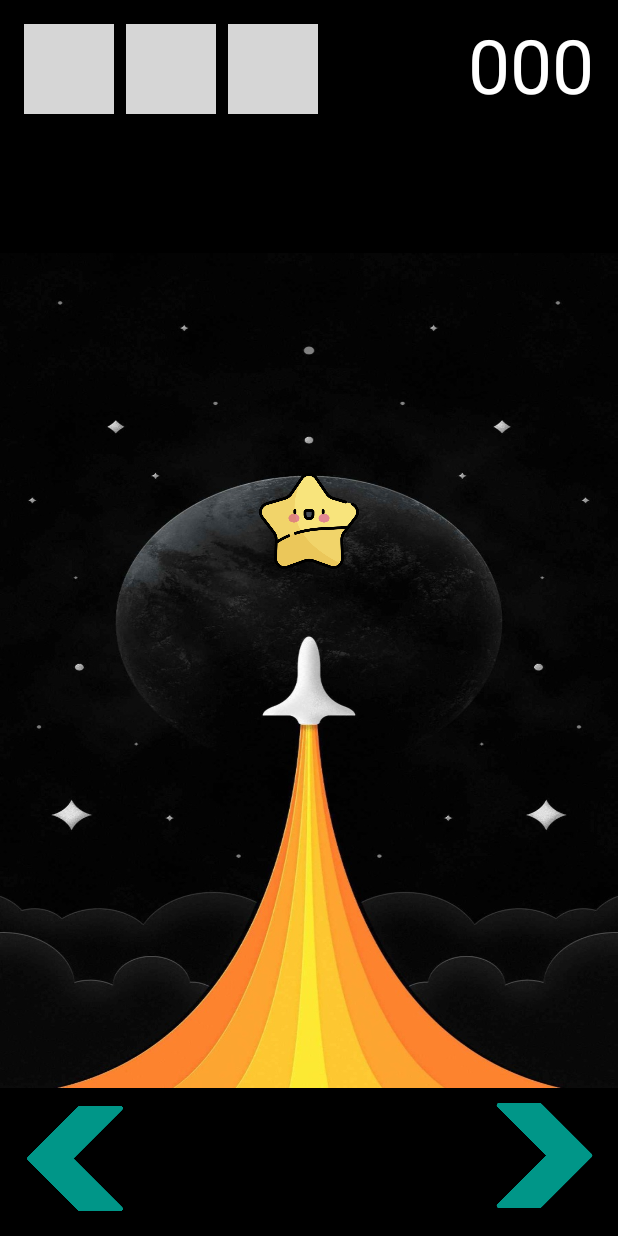
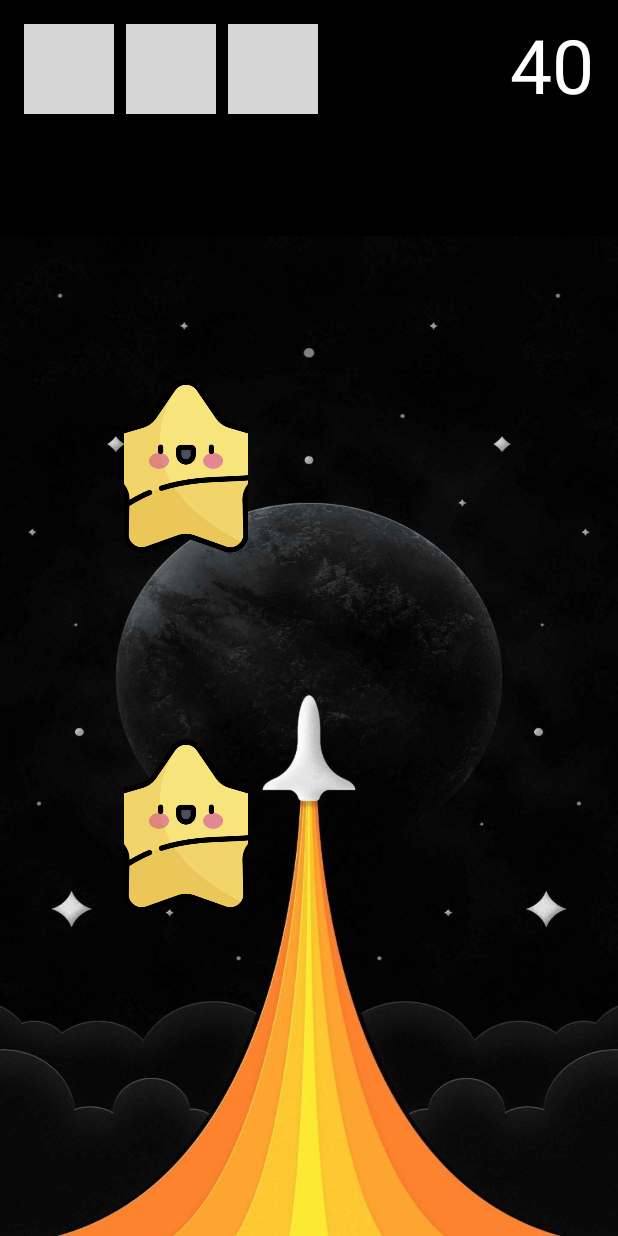
Before and after one commit to barmizrahi/Hm1, an Android app: the screen it shows after launch (MainActivity), on a phone screen of 412 x 824 dp. Run offline under Robolectric (Android 15) with nearby library versions, the phone set to English and light mode, and no system bars; grey boxes are pictures that could not be loaded.

Commit message:
mission 2

```diff
--- a/app/src/main/AndroidManifest.xml
+++ b/app/src/main/AndroidManifest.xml
@@ -4,8 +4,10 @@
 
     <uses-permission android:name="android.permission.VIBRATE" />
     <application
+        android:name=".App"
+        android:screenOrientation="portrait"
         android:allowBackup="true"
-        android:icon="@mipmap/ic_launcher"
+        android:icon="@drawable/img_icon"
         android:label="@string/app_name"
         android:roundIcon="@mipmap/ic_launcher_round"
         android:supportsRtl="false"
@@ -15,7 +17,6 @@
             android:exported="true">
             <intent-filter>
                 <action android:name="android.intent.action.MAIN" />
-
                 <category android:name="android.intent.category.LAUNCHER" />
             </intent-filter>
         </activity>
--- /dev/null
+++ b/app/src/main/java/com/example/hm1/App.java
@@ -0,0 +1,13 @@
+package com.example.hm1;
+
+import android.app.Application;
+
+public class App extends Application {
+
+    @Override
+    public void onCreate() {
+        super.onCreate();
+
+        MSPV3.initHelper(this);
+    }
+}
--- /dev/null
+++ b/app/src/main/java/com/example/hm1/MSPV3.java
@@ -0,0 +1,61 @@
+package com.example.hm1;
+
+import android.content.Context;
+import android.content.SharedPreferences;
+
+public class MSPV3 {
+
+    private final String SP_FILE = "SP_FILE";
+
+
+
+    private static MSPV3 me;
+    private SharedPreferences sharedPreferences;
+
+    public static MSPV3 getMe() {
+        return me;
+    }
+
+    private MSPV3(Context context) {
+        sharedPreferences = context.getApplicationContext().getSharedPreferences(SP_FILE, Context.MODE_PRIVATE);
+    }
+
+    public static MSPV3 initHelper(Context context) {
+        if (me == null) {
+            me = new MSPV3(context);
+        }
+        return me;
+    }
+
+
+
+
+
+
+
+
+
+    public void putDouble(String KEY, double defValue) {
+        putString(KEY, String.valueOf(defValue));
+    }
+
+    public double getDouble(String KEY, double defValue) {
+        return Double.parseDouble(getString(KEY, String.valueOf(defValue)));
+    }
+
+    public int getInt(String KEY, int defValue) {
+        return sharedPreferences.getInt(KEY, defValue);
+    }
+
+    public void putInt(String KEY, int value) {
+        sharedPreferences.edit().putInt(KEY, value).apply();
+    }
+
+    public String getString(String KEY, String defValue) {
+        return sharedPreferences.getString(KEY, defValue);
+    }
+
+    public void putString(String KEY, String value) {
+        sharedPreferences.edit().putString(KEY, value).apply();
+    }
+}
--- a/app/src/main/java/com/example/hm1/MainActivity.java
+++ b/app/src/main/java/com/example/hm1/MainActivity.java
@@ -3,6 +3,10 @@ package com.example.hm1;
 import androidx.appcompat.app.AppCompatActivity;
 
 import android.content.Context;
+import android.hardware.Sensor;
+import android.hardware.SensorEvent;
+import android.hardware.SensorEventListener;
+import android.hardware.SensorManager;
 import android.os.Build;
 import android.os.Bundle;
 import android.os.VibrationEffect;
@@ -15,33 +19,40 @@ import android.widget.LinearLayout;
 import android.widget.RelativeLayout;
 import android.widget.TextView;
 import android.widget.Toast;
-
 import java.util.ArrayList;
 import java.util.Random;
 import java.util.Timer;
 import java.util.TimerTask;
 
 public class MainActivity extends AppCompatActivity {
+
     private ImageView panel_IMG_left;
     private ImageView panel_IMG_right;
+    private SensorManager sensorManager;
+    private Sensor accSensor;
     private TextView panel_LBL_score;
     private LinearLayout panel_main_layout;
     private LinearLayout panel_lanes;
+    private LinearLayout panel_below_layout;
     private ArrayList<ImageView> arrOfSpaceShip;
     private ArrayList<LinearLayout> arrOfLayout;
     private ImageView[][] matOfAlien;
-    private ImageView[][] matOfBonus;
-    private randomAlien[] arrOfRandomAlien;
-    private randomAlien[] arrOfRandomBonus;
+    private randomImageView[] arrOfImageView;
     private ImageView[] arrOfLife;
     private boolean needToGen = true, needToSpeedUp = true;
     private Timer timer = new Timer();
-    private int lives = 3, score = 0, curPos = 1, insertToArrOfRandomAlien = 0, insertToArrOfRandomBonus = 0, time = 1000, genBonus;
-    private final int NUM_OF_LANES = 3;
+    private int lives = 3, score = 0, curPos = 2, insertToArrOfImageView = 0, time = 1000, genBonus,choose;
+    private final int NUM_OF_LANES = 5;
     private final int MAX_TO_ARRIVE = 6;
-    private randomAlien ra;
-    Context context = null;
-    LinearLayout.LayoutParams linearlayoutParam = null;
+    private randomImageView ra;
+    private float curX;
+    private float curT;
+    private float cutZ;
+   // Game game;
+
+    private boolean firstTimeEnter = true;
+    private Context context = null;
+    private LinearLayout.LayoutParams linearlayoutParam = null;
 
 
     @Override
@@ -50,55 +61,14 @@ public class MainActivity extends AppCompatActivity {
         setContentView(R.layout.activity_main);
         findView();
         context = this;
-        //RelativeLayout.LayoutParams rootlayoutParam = new RelativeLayout.LayoutParams(RelativeLayout.LayoutParams.MATCH_PARENT, RelativeLayout.LayoutParams.MATCH_PARENT);
-        for (int i = 0; i < NUM_OF_LANES; i++) {
-            RelativeLayout.LayoutParams lp = new RelativeLayout.LayoutParams
-                    (RelativeLayout.LayoutParams.WRAP_CONTENT, RelativeLayout.LayoutParams.WRAP_CONTENT);
-            ImageView spaceShip = new ImageView(context);
-            spaceShip.setId(i);//check this
-            spaceShip.setLayoutParams(new LinearLayout.LayoutParams(130, 50));
-            spaceShip.setImageResource(R.drawable.img_spaceship);
-            if (i != 1) {
-                spaceShip.setVisibility(View.INVISIBLE);
-            }
-            arrOfSpaceShip.add(spaceShip);
-            LinearLayout linearLayout1 = new LinearLayout(context);
-            linearLayout1.setOrientation(LinearLayout.VERTICAL);
-            linearLayout1.setId(i);
-            linearlayoutParam = new LinearLayout.LayoutParams(LinearLayout.LayoutParams.MATCH_PARENT, LinearLayout.LayoutParams.MATCH_PARENT);
-            linearlayoutParam.weight = 1;
-            linearLayout1.setGravity(Gravity.CENTER);
-            linearLayout1.setLayoutParams(linearlayoutParam);
-            for (int j = 0; j < 6; j++) {
-                ImageView alien = new ImageView(context);
-                alien.setId(i);
-                alien.setLayoutParams(new LinearLayout.LayoutParams(100, 100)); // value is in pixels
-                alien.setImageResource(R.drawable.img_alien);
-                matOfAlien[j][i] = alien;
-
-                alien.setVisibility(View.INVISIBLE);
-
-                ImageView bonus = new ImageView(context);
-                bonus.setId(i);
-                bonus.setLayoutParams(new LinearLayout.LayoutParams(100, 100)); // value is in pixels
-                bonus.setImageResource(R.drawable.img_star);
-                matOfBonus[j][i] = bonus;
-                linearLayout1.addView(bonus);
-                linearLayout1.addView(alien);
-                bonus.setVisibility(View.INVISIBLE);
-            }
-            lp.addRule(RelativeLayout.ALIGN_PARENT_BOTTOM);
-            arrOfLayout.add(linearLayout1);
-            arrOfLayout.get(i).addView(spaceShip, lp);
-            panel_lanes.addView(linearLayout1);
-        }
-
+       // Game game = new Game(context);
+        insertImageView();
         setContentView(panel_main_layout);
 
         panel_IMG_right.setOnClickListener(new View.OnClickListener() {
             @Override
             public void onClick(View v) {
-                if (arrOfSpaceShip.get(2).getVisibility() != View.VISIBLE) {
+                if (arrOfSpaceShip.get(4).getVisibility() != View.VISIBLE) {
                     arrOfSpaceShip.get(curPos + 1).setVisibility(View.VISIBLE);
                     arrOfSpaceShip.get(curPos).setVisibility(View.INVISIBLE);
                     curPos += 1;
@@ -117,6 +87,55 @@ public class MainActivity extends AppCompatActivity {
         });
     }
 
+    private void insertImageView() {
+        for (int i = 0; i < NUM_OF_LANES; i++) {
+            RelativeLayout.LayoutParams lp = new RelativeLayout.LayoutParams
+                    (RelativeLayout.LayoutParams.WRAP_CONTENT, RelativeLayout.LayoutParams.WRAP_CONTENT);
+            ImageView spaceShip = new ImageView(context);
+            spaceShip.setId(i);//check this
+            spaceShip.setLayoutParams(new LinearLayout.LayoutParams(500, 500));
+            spaceShip.setImageResource(R.drawable.img_spaceship);
+            if (i != 2) {
+                spaceShip.setVisibility(View.INVISIBLE);
+            }
+            arrOfSpaceShip.add(spaceShip);
+            LinearLayout linearLayout1 = new LinearLayout(context);
+            linearLayout1.setOrientation(LinearLayout.VERTICAL);
+            linearLayout1.setId(i);
+            linearlayoutParam = new LinearLayout.LayoutParams(LinearLayout.LayoutParams.MATCH_PARENT, LinearLayout.LayoutParams.MATCH_PARENT);
+            linearlayoutParam.weight = 1;
+            linearLayout1.setGravity(Gravity.CENTER);
+            linearLayout1.setLayoutParams(linearlayoutParam);
+            insertAlienAndBonus(i,linearLayout1);
+           // insertAlienAndBonus(i,linearLayout1);
+            lp.addRule(RelativeLayout.ALIGN_PARENT_BOTTOM);
+            arrOfLayout.add(linearLayout1);
+            arrOfLayout.get(i).addView(spaceShip, lp);
+            panel_lanes.addView(linearLayout1);
+
+        }
+    }
+    private void insertAlienAndBonus(int i, LinearLayout linearLayout1) {
+        for (int j = 0; j < MAX_TO_ARRIVE; j++) {
+            ImageView imageView = new ImageView(context);
+            imageView.setId(i);
+            imageView.setLayoutParams(new LinearLayout.LayoutParams(180, 180)); // value is in pixels
+            matOfAlien[j][i] = imageView;
+            linearLayout1.addView(imageView);
+        }
+    }
+
+    public void sensorOrPress(int choose){
+        this.choose = choose;
+        if(choose==0) {//press
+            panel_IMG_right.setVisibility(View.VISIBLE);
+            panel_IMG_left.setVisibility(View.VISIBLE);
+            panel_below_layout.setVisibility(View.VISIBLE);
+        }
+        if(choose==1){//sensor
+            initSensor();
+        }
+    }
     private void startTicker() {
         timer = new Timer();
         timer.schedule(new TimerTask() {
@@ -125,6 +144,7 @@ public class MainActivity extends AppCompatActivity {
                 runOnUiThread(new Runnable() {
                     @Override
                     public void run() {
+                        //gen();
                         gen();
                     }
                 });
@@ -132,29 +152,31 @@ public class MainActivity extends AppCompatActivity {
         }, 0, time);
     }
 
-    private void gen() {
+    private void gen(){
         if (needToGen) {
             needToGen = false;
-            int max = 2, min = 0, lane = new Random().nextInt((max - min) + 1) + min;
-            int max1 = 1, min1 = 0;
-            genBonus = new Random().nextInt((max1 - min1) + 1) + min1;
+            int max = 4, min = 0, lane = new Random().nextInt((max - min) + 1) + min;
+            max = 1;
+            genBonus = new Random().nextInt((max - min) + 1) + min;
             if (genBonus == 0) { //then gen an alien
-                if (insertToArrOfRandomAlien == NUM_OF_LANES + 1) {
-                    insertToArrOfRandomAlien = 0;
-
+                if (insertToArrOfImageView == NUM_OF_LANES + 1) {
+                    insertToArrOfImageView = 0;
                 }
-                arrOfRandomAlien[insertToArrOfRandomAlien] = new randomAlien(0, lane);
-                ra = arrOfRandomAlien[insertToArrOfRandomAlien];
+                arrOfImageView[insertToArrOfImageView] = new randomImageView(0, lane,"alien");
+                ra = arrOfImageView[insertToArrOfImageView];
+                matOfAlien[ra.getLine()][ra.getRow()].setImageResource(R.drawable.img_alien);
                 matOfAlien[ra.getLine()][ra.getRow()].setVisibility(View.VISIBLE);
-                insertToArrOfRandomAlien++;
+                insertToArrOfImageView++;
             } else { // need to gen a bonus
-                if (insertToArrOfRandomBonus == NUM_OF_LANES + 1) {
-                    insertToArrOfRandomBonus = 0;
+                if (insertToArrOfImageView == NUM_OF_LANES + 1) {
+                    insertToArrOfImageView = 0;
                 }
-                arrOfRandomBonus[insertToArrOfRandomBonus] = new randomAlien(0, lane);
-                ra = arrOfRandomBonus[insertToArrOfRandomBonus];
-                matOfBonus[ra.getLine()][ra.getRow()].setVisibility(View.VISIBLE);
-                insertToArrOfRandomBonus++;
+                arrOfImageView[insertToArrOfImageView] = new randomImageView(0, lane,"star");
+                ra =  arrOfImageView[insertToArrOfImageView];
+                matOfAlien[ra.getLine()][ra.getRow()].setImageResource(R.drawable.img_star);
+                matOfAlien[ra.getLine()][ra.getRow()].setVisibility(View.VISIBLE);
+               // matOfBonus[ra.getLine()][ra.getRow()].setVisibility(View.VISIBLE);
+                insertToArrOfImageView++;
             }
         } else {
             needToGen = true;
@@ -165,24 +187,32 @@ public class MainActivity extends AppCompatActivity {
     private void moveObj() {
         for (int i = 0; i < NUM_OF_LANES + 1; i++) {
             int num = 0;
-            moveAlienDown(i, num);
-            moveStarDown(i, num);
+            moveAlienAndStarDown(i, num);
         }
+        score += 10;
+        panel_LBL_score.setText("" + score);
 
     }
 
-    private void moveStarDown(int i, int num) {
-        if (arrOfRandomBonus[i] != null) {
-            if (i != insertToArrOfRandomBonus - 1 || needToGen || genBonus == 0) {
-                if (arrOfRandomBonus[i].getLine() >= MAX_TO_ARRIVE) {
+
+    private void moveAlienAndStarDown(int i, int num) {
+        if (arrOfImageView[i] != null) {
+            String type = arrOfImageView[i].getSource();//alien or star
+            if (i != insertToArrOfImageView - 1 || needToGen ) {
+                if (arrOfImageView[i].getLine() >= MAX_TO_ARRIVE) {
                     num = 5;
                 } else {
-                    num = arrOfRandomBonus[i].getLine();
+                    num = arrOfImageView[i].getLine();
                 }
-                //Log.i("mys" , "bonus "+num+" "+i);
-                matOfBonus[num][arrOfRandomBonus[i].getRow()].setVisibility(View.INVISIBLE);
-                arrOfRandomBonus[i].addLine();
-                if (arrOfRandomBonus[i].getRow() == curPos && arrOfRandomBonus[i].getLine() == MAX_TO_ARRIVE) {
+
+                matOfAlien[num][arrOfImageView[i].getRow()].setVisibility(View.INVISIBLE);
+                arrOfImageView[i].addLine();
+                if (arrOfImageView[i].getRow() == curPos && arrOfImageView[i].getLine() == MAX_TO_ARRIVE) {
+                   if(type.equals("alien")) {
+                       lives--;
+                       updateLivesViews();
+                   }
+                   else if(type.equals("star")){
                        score = score + 100;
                        panel_LBL_score.setText("" + score);
                        if ((score + 1000) % 1000 == 0 && needToSpeedUp) {
@@ -191,60 +221,29 @@ public class MainActivity extends AppCompatActivity {
                        }
                    }
                 }
-            if (arrOfRandomBonus[i].getLine() < MAX_TO_ARRIVE) {
-                Log.i("my", "bonus index: " + i + " ,line: " + arrOfRandomBonus[i].getLine() + " ,row " + arrOfRandomBonus[i].getRow());
-                matOfBonus[arrOfRandomBonus[i].getLine()][arrOfRandomBonus[i].getRow()].setVisibility(View.VISIBLE);
             }
-            /*enter to this if but he doent whow me the object
-            if(arrOfRandomBonus[i].getLine()==5 && i==0){
-                 Log.i("my","here");
-                matOfBonus[5][arrOfRandomBonus[i].getRow()].setVisibility(View.VISIBLE);
+            if (arrOfImageView[i].getLine() < MAX_TO_ARRIVE) {
+                if(type.equals("alien")){
+                    matOfAlien[arrOfImageView[i].getLine()][arrOfImageView[i].getRow()].setImageResource(R.drawable.img_alien);
                 }
-              */
-
+                else if(type.equals("star")){
+                    matOfAlien[arrOfImageView[i].getLine()][arrOfImageView[i].getRow()].setImageResource(R.drawable.img_star);
                 }
+                matOfAlien[arrOfImageView[i].getLine()][arrOfImageView[i].getRow()].setVisibility(View.VISIBLE);
             }
-
-
-    private void moveAlienDown(int i, int num) {
-        if (arrOfRandomAlien[i] != null) {
-            if (i != insertToArrOfRandomAlien - 1 || needToGen || genBonus == 1) {
-                if (arrOfRandomAlien[i].getLine() >= MAX_TO_ARRIVE) {
-                    num = 5;
-                } else {
-                    num = arrOfRandomAlien[i].getLine();
-                }
-                matOfAlien[num][arrOfRandomAlien[i].getRow()].setVisibility(View.INVISIBLE);
-                arrOfRandomAlien[i].addLine();
-                if (arrOfRandomAlien[i].getRow() == curPos && arrOfRandomAlien[i].getLine() == MAX_TO_ARRIVE) {
-                    lives--;
-                    updateLivesViews();
-                }
-            }
-            if (arrOfRandomAlien[i].getLine() < MAX_TO_ARRIVE) {
-                Log.i("my", "alien index: " + i + " ,line: " + arrOfRandomAlien[i].getLine() + " ,row " + arrOfRandomAlien[i].getRow());
-                matOfAlien[arrOfRandomAlien[i].getLine()][arrOfRandomAlien[i].getRow()].setVisibility(View.VISIBLE);
-            }
-            /*enter to this if but he doent whow me the object
-             if(arrOfRandomAlien[i].getLine()==5 && i==0){
-               Log.i("my","here");
-               matOfAlien[5][arrOfRandomAlien[i].getRow()].setVisibility(View.VISIBLE);
-             }
-             */
         }
     }
 
 
     private void findView() {
+        panel_below_layout = findViewById(R.id.panel_below_layout);
         arrOfSpaceShip = new ArrayList<>(NUM_OF_LANES);
         panel_LBL_score = findViewById(R.id.panel_LBL_score);
         panel_IMG_right = findViewById(R.id.panel_IMG_right);
         panel_IMG_left = findViewById(R.id.panel_IMG_left);
         arrOfLayout = new ArrayList(NUM_OF_LANES);
-        arrOfRandomAlien = new randomAlien[NUM_OF_LANES + 1];
-        arrOfRandomBonus = new randomAlien[NUM_OF_LANES + 1];
+        arrOfImageView = new randomImageView[NUM_OF_LANES + 1];
         matOfAlien = new ImageView[MAX_TO_ARRIVE][NUM_OF_LANES];
-        matOfBonus = new ImageView[MAX_TO_ARRIVE][NUM_OF_LANES];
         panel_main_layout = findViewById(R.id.panel_main_layout);
         panel_lanes = findViewById(R.id.panel_lanes);
         arrOfLife = new ImageView[]{
@@ -256,6 +255,8 @@ public class MainActivity extends AppCompatActivity {
 
     private void updateLivesViews() {
         if (lives == 0) {
+            //then exit and save the score not recaycle
+            //open the view of top ten and map
             arrOfLife[0].setVisibility(View.VISIBLE);
             arrOfLife[1].setVisibility(View.VISIBLE);
             arrOfLife[2].setVisibility(View.VISIBLE);
@@ -279,14 +280,105 @@ public class MainActivity extends AppCompatActivity {
     private void stopTicker() {
         timer.cancel();
     }
-
-    protected void onStart() {
-        super.onStart();
-        startTicker();
-    }
-
     protected void onStop() {
         super.onStop();
         stopTicker();
     }
+
+    protected void onStart() {
+        super.onStart();
+        sensorOrPress(1);
+        firstTimeEnter = true;
+        startTicker();
+
     }
+
+
+
+    @Override
+    protected void onResume() {
+        super.onResume();
+        if(choose==1) {
+            sensorManager.registerListener(accSensorEventListener, accSensor, SensorManager.SENSOR_DELAY_NORMAL);
+        }
+    }
+
+    @Override
+    protected void onPause() {
+        super.onPause();
+        if(choose==1) {
+            sensorManager.unregisterListener(accSensorEventListener);
+        }
+    }
+
+    public boolean isSensorExist(int sensorType) {
+        return (sensorManager.getDefaultSensor(sensorType) != null);
+    }
+
+    private void initSensor() {
+        sensorManager = (SensorManager) getSystemService(Context.SENSOR_SERVICE);
+        accSensor = sensorManager.getDefaultSensor(Sensor.TYPE_ACCELEROMETER);
+    }
+
+    private SensorEventListener accSensorEventListener = new SensorEventListener() {
+
+        @Override
+        public void onAccuracyChanged(Sensor sensor, int accuracy) {
+
+        }
+
+        @Override
+        public void onSensorChanged(SensorEvent event) {
+            if(firstTimeEnter){//need to set the curr values
+                curX = event.values[0];
+                curT = event.values[1];
+                cutZ = event.values[2];
+                firstTimeEnter = false;
+            }
+            float x = event.values[0];
+            float y = event.values[1];
+            float z = event.values[2];
+            Log.i("ab" ,""+ x);
+            if(x>7&&x<=9){//the 0 posion is on
+                arrOfSpaceShip.get(0).setVisibility(View.VISIBLE);
+                arrOfSpaceShip.get(3).setVisibility(View.INVISIBLE);
+                arrOfSpaceShip.get(4).setVisibility(View.INVISIBLE);
+                arrOfSpaceShip.get(1).setVisibility(View.INVISIBLE);
+                arrOfSpaceShip.get(2).setVisibility(View.INVISIBLE);
+                curPos=0;
+            }
+            if(x>=1&&x<=4){//the 1 posion is on
+                arrOfSpaceShip.get(1).setVisibility(View.VISIBLE);
+                arrOfSpaceShip.get(2).setVisibility(View.INVISIBLE);
+                arrOfSpaceShip.get(4).setVisibility(View.INVISIBLE);
+                arrOfSpaceShip.get(3).setVisibility(View.INVISIBLE);
+                arrOfSpaceShip.get(0).setVisibility(View.INVISIBLE);
+                curPos=1;
+            }
+            if(x>=-1&&x<=1){//the middle 2 posion is on
+                arrOfSpaceShip.get(2).setVisibility(View.VISIBLE);
+                arrOfSpaceShip.get(3).setVisibility(View.INVISIBLE);
+                arrOfSpaceShip.get(4).setVisibility(View.INVISIBLE);
+                arrOfSpaceShip.get(1).setVisibility(View.INVISIBLE);
+                arrOfSpaceShip.get(0).setVisibility(View.INVISIBLE);
+                curPos=2;
+            }
+            if(x<=-1&&x>=-4){//the  3 posion is on
+                arrOfSpaceShip.get(3).setVisibility(View.VISIBLE);
+                arrOfSpaceShip.get(0).setVisibility(View.INVISIBLE);
+                arrOfSpaceShip.get(4).setVisibility(View.INVISIBLE);
+                arrOfSpaceShip.get(1).setVisibility(View.INVISIBLE);
+                arrOfSpaceShip.get(2).setVisibility(View.INVISIBLE);
+                curPos=3;
+            }
+            if(x<-7&&x>=-9){//the left 4 posion is on
+                arrOfSpaceShip.get(4).setVisibility(View.VISIBLE);
+                arrOfSpaceShip.get(3).setVisibility(View.INVISIBLE);
+                arrOfSpaceShip.get(1).setVisibility(View.INVISIBLE);
+                arrOfSpaceShip.get(0).setVisibility(View.INVISIBLE);
+                arrOfSpaceShip.get(2).setVisibility(View.INVISIBLE);
+                curPos=4;
+            }
+        }
+    };
+}
--- a/app/src/main/java/com/example/hm1/randomAlien.java
+++ b/app/src/main/java/com/example/hm1/randomImageView.java
@@ -1,12 +1,14 @@
 package com.example.hm1;
 
-public class randomAlien {
-    int line;
-    int row;
+public class randomImageView {
+    private int line;
+    private int row;
+    private String source;
 
-    public randomAlien(int line , int row){
+    public randomImageView(int line , int row, String source){
         this.line = line;
         this.row = row;
+        this.source = source;
     }
      public void addLine(){
         line++;
@@ -20,6 +22,10 @@ public class randomAlien {
         return row;
     }
 
+    public String getSource(){
+        return this.source;
+    }
+
     public void setRow(int row){
         this.row = row;
     }
--- a/app/src/main/res/layout/activity_main.xml
+++ b/app/src/main/res/layout/activity_main.xml
@@ -11,7 +11,7 @@
 
     <RelativeLayout
         android:layout_width="match_parent"
-        android:layout_height="match_parent"
+        android:layout_height="356dp"
         android:layout_weight="3.3"
         android:background="@color/black">
 
@@ -65,11 +65,13 @@
         android:orientation="horizontal" />
 
     <LinearLayout
+        android:id="@+id/panel_below_layout"
         android:layout_width="match_parent"
         android:layout_height="695dp"
         android:layout_weight="3"
         android:background="@color/black"
-        android:orientation="horizontal">
+        android:orientation="horizontal"
+        android:visibility="gone">
 
 
         <ImageView
@@ -78,6 +80,7 @@
             android:layout_height="70dp"
             android:layout_centerInParent="true"
             android:layout_marginTop="12dp"
+            android:visibility="gone"
             android:src="@drawable/img_left"></ImageView>
 
 
@@ -88,6 +91,7 @@
             android:layout_marginStart="220dp"
             android:layout_marginTop="10dp"
             android:layout_toEndOf="@id/panel_IMG_left"
+            android:visibility="gone"
             android:src="@drawable/img_right"></ImageView>
 
 
```
Also changed, not shown: app/src/main/res/drawable/img_bone.png (deleted), app/src/main/res/drawable/img_cat1.png (deleted), app/src/main/res/drawable/img_cat2.png (deleted), app/src/main/res/drawable/img_cat3.png (deleted), app/src/main/res/drawable/img_cats.png (deleted), app/src/main/res/drawable/img_dog.png (deleted). Lines whose indentation alone changed are shown as unchanged.
